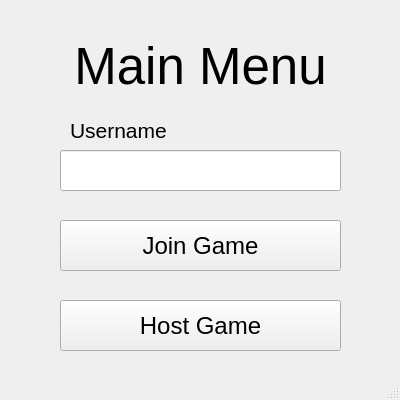
First picture: the form in uic/main-menu.ui, repository forsytheda/tiny-pyrpg, before the edit.
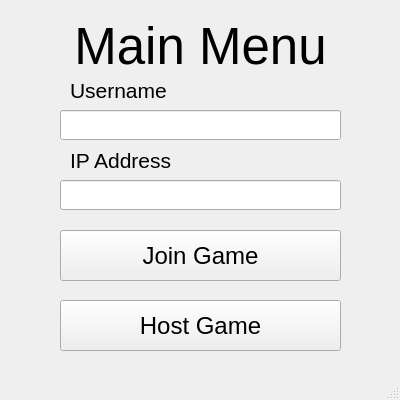
Second picture: the form after the edit.

Patch:
```diff
--- a/uic/main-menu.ui
+++ b/uic/main-menu.ui
@@ -36,9 +36,9 @@
     <property name="geometry">
      <rect>
       <x>60</x>
-      <y>150</y>
+      <y>110</y>
       <width>281</width>
-      <height>41</height>
+      <height>30</height>
      </rect>
     </property>
     <property name="font">
@@ -57,7 +57,7 @@
     <property name="geometry">
      <rect>
       <x>60</x>
-      <y>220</y>
+      <y>230</y>
       <width>281</width>
       <height>51</height>
      </rect>
@@ -93,7 +93,7 @@
     <property name="geometry">
      <rect>
       <x>60</x>
-      <y>30</y>
+      <y>10</y>
       <width>281</width>
       <height>71</height>
      </rect>
@@ -123,7 +123,7 @@
     <property name="geometry">
      <rect>
       <x>70</x>
-      <y>120</y>
+      <y>80</y>
       <width>260</width>
       <height>20</height>
      </rect>
@@ -140,6 +140,48 @@
      <set>Qt::AlignLeading|Qt::AlignLeft|Qt::AlignVCenter</set>
     </property>
    </widget>
+   <widget class="QLineEdit" name="txt_ip_address">
+    <property name="geometry">
+     <rect>
+      <x>60</x>
+      <y>180</y>
+      <width>281</width>
+      <height>30</height>
+     </rect>
+    </property>
+    <property name="font">
+     <font>
+      <pointsize>16</pointsize>
+     </font>
+    </property>
+    <property name="alignment">
+     <set>Qt::AlignCenter</set>
+    </property>
+    <property name="placeholderText">
+     <string/>
+    </property>
+   </widget>
+   <widget class="QLabel" name="lbl_ip_address">
+    <property name="geometry">
+     <rect>
+      <x>70</x>
+      <y>150</y>
+      <width>260</width>
+      <height>20</height>
+     </rect>
+    </property>
+    <property name="font">
+     <font>
+      <pointsize>16</pointsize>
+     </font>
+    </property>
+    <property name="text">
+     <string>IP Address</string>
+    </property>
+    <property name="alignment">
+     <set>Qt::AlignLeading|Qt::AlignLeft|Qt::AlignVCenter</set>
+    </property>
+   </widget>
   </widget>
   <widget class="QStatusBar" name="statusbar"/>
  </widget>
```
Left out of the diff: 2 changed lines with no effect on the pictures.
